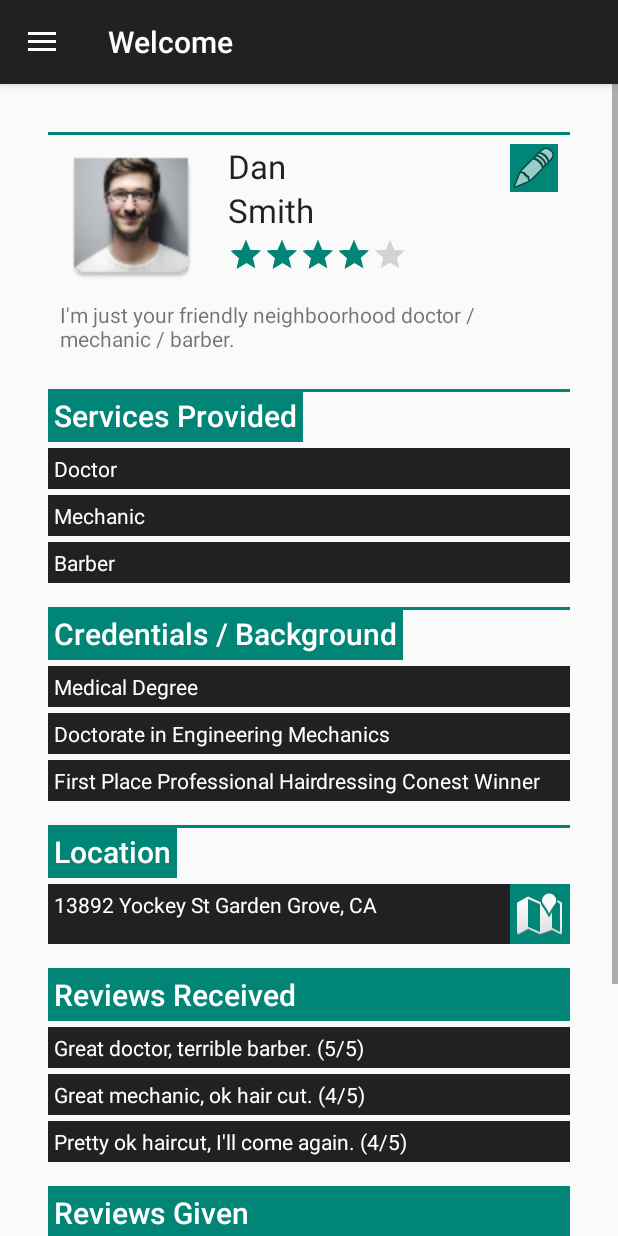
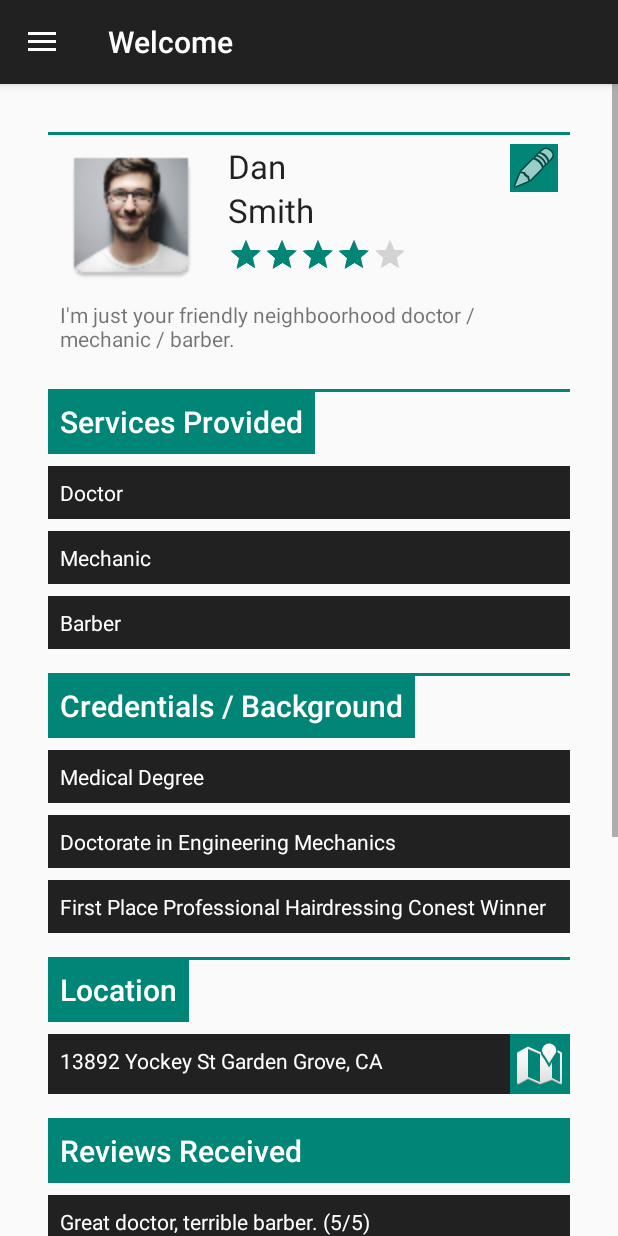
Before and after one commit to qbit-0/Congressional-App-Challenge, an Android app: the fragment ProfileFragment placed in its activity, on a phone screen of 412 x 824 dp. Run offline under Robolectric (Android 15) with nearby library versions, the phone set to English and light mode, and no system bars; 1 statement that could not run was skipped.

Commit message:
4dp to 8dp

```diff
--- a/ServiceNet/app/src/main/res/layout/profile.xml
+++ b/ServiceNet/app/src/main/res/layout/profile.xml
@@ -71,6 +71,8 @@
                     android:layout_height="55dp"
                     android:layout_marginStart="52dp"
                     android:layout_marginTop="48dp"
+                    android:isIndicator="true"
+                    android:numStars="5"
                     android:rating="4"
                     android:scaleX=".5"
                     android:scaleY=".5"
@@ -100,7 +102,7 @@
                     android:layout_width="wrap_content"
                     android:layout_height="wrap_content"
                     android:background="?attr/colorAccent"
-                    android:padding="4dp"
+                    android:padding="8dp"
                     android:text="Services Provided"
                     android:textAppearance="@android:style/TextAppearance.Material.Title"
                     android:textColor="?android:attr/textColorPrimaryInverse"/>
@@ -108,14 +110,14 @@
                 <LinearLayout
                     android:layout_width="match_parent"
                     android:layout_height="match_parent"
-                    android:layout_marginTop="4dp"
+                    android:layout_marginTop="8dp"
                     android:orientation="vertical">
 
                     <TextView
                         android:layout_width="match_parent"
                         android:layout_height="wrap_content"
                         android:background="?attr/colorPrimary"
-                        android:padding="4dp"
+                        android:padding="8dp"
                         android:text="Doctor"
                         android:textAppearance="@android:style/TextAppearance.Material.Body1"
                         android:textColor="?android:attr/textColorPrimaryInverse"/>
@@ -123,9 +125,9 @@
                     <TextView
                         android:layout_width="match_parent"
                         android:layout_height="wrap_content"
-                        android:layout_marginTop="4dp"
+                        android:layout_marginTop="8dp"
                         android:background="?attr/colorPrimary"
-                        android:padding="4dp"
+                        android:padding="8dp"
                         android:text="Mechanic"
                         android:textAppearance="@android:style/TextAppearance.Material.Body1"
                         android:textColor="?android:attr/textColorPrimaryInverse"/>
@@ -133,9 +135,9 @@
                     <TextView
                         android:layout_width="match_parent"
                         android:layout_height="wrap_content"
-                        android:layout_marginTop="4dp"
+                        android:layout_marginTop="8dp"
                         android:background="?attr/colorPrimary"
-                        android:padding="4dp"
+                        android:padding="8dp"
                         android:text="Barber"
                         android:textAppearance="@android:style/TextAppearance.Material.Body1"
                         android:textColor="?android:attr/textColorPrimaryInverse"/>
@@ -154,7 +156,7 @@
                     android:layout_width="wrap_content"
                     android:layout_height="wrap_content"
                     android:background="?attr/colorAccent"
-                    android:padding="4dp"
+                    android:padding="8dp"
                     android:text="Credentials / Background"
                     android:textAppearance="@android:style/TextAppearance.Material.Title"
                     android:textColor="?android:attr/textColorPrimaryInverse"/>
@@ -162,14 +164,14 @@
                 <LinearLayout
                     android:layout_width="match_parent"
                     android:layout_height="match_parent"
-                    android:layout_marginTop="4dp"
+                    android:layout_marginTop="8dp"
                     android:orientation="vertical">
 
                     <TextView
                         android:layout_width="match_parent"
                         android:layout_height="wrap_content"
                         android:background="?attr/colorPrimary"
-                        android:padding="4dp"
+                        android:padding="8dp"
                         android:text="Medical Degree"
                         android:textAppearance="@android:style/TextAppearance.Material.Body1"
                         android:textColor="?android:attr/textColorPrimaryInverse"/>
@@ -177,9 +179,9 @@
                     <TextView
                         android:layout_width="match_parent"
                         android:layout_height="wrap_content"
-                        android:layout_marginTop="4dp"
+                        android:layout_marginTop="8dp"
                         android:background="?attr/colorPrimary"
-                        android:padding="4dp"
+                        android:padding="8dp"
                         android:text="Doctorate in Engineering Mechanics"
                         android:textAppearance="@android:style/TextAppearance.Material.Body1"
                         android:textColor="?android:attr/textColorPrimaryInverse"/>
@@ -187,9 +189,9 @@
                     <TextView
                         android:layout_width="match_parent"
                         android:layout_height="wrap_content"
-                        android:layout_marginTop="4dp"
+                        android:layout_marginTop="8dp"
                         android:background="?attr/colorPrimary"
-                        android:padding="4dp"
+                        android:padding="8dp"
                         android:text="First Place Professional Hairdressing Conest Winner"
                         android:textAppearance="@android:style/TextAppearance.Material.Body1"
                         android:textColor="?android:attr/textColorPrimaryInverse"/>
@@ -209,7 +211,7 @@
                     android:layout_width="wrap_content"
                     android:layout_height="wrap_content"
                     android:background="?attr/colorAccent"
-                    android:padding="4dp"
+                    android:padding="8dp"
                     android:text="Location"
                     android:textAppearance="@android:style/TextAppearance.Material.Title"
                     android:textColor="?android:attr/textColorPrimaryInverse"/>
@@ -218,7 +220,7 @@
                     android:id="@+id/loc_content"
                     android:layout_width="match_parent"
                     android:layout_height="wrap_content"
-                    android:layout_marginTop="4dp"
+                    android:layout_marginTop="8dp"
                     android:orientation="horizontal">
 
                     <TextView
@@ -227,7 +229,7 @@
                         android:layout_height="match_parent"
                         android:layout_weight="1"
                         android:background="?attr/colorPrimary"
-                        android:padding="4dp"
+                        android:padding="8dp"
                         android:text="13892 Yockey St Garden Grove, CA"
                         android:textAppearance="@android:style/TextAppearance.Material.Body1"
                         android:textColor="?android:attr/textColorPrimaryInverse"/>
@@ -240,7 +242,7 @@
                         android:background="?attr/colorAccent"
                         app:layout_constraintEnd_toEndOf="parent"
                         app:srcCompat="@android:drawable/ic_dialog_map"
-                        tools:layout_editor_absoluteY="4dp"/>
+                        tools:layout_editor_absoluteY="8dp"/>
 
                 </LinearLayout>
 
@@ -257,7 +259,7 @@
                     android:layout_width="match_parent"
                     android:layout_height="wrap_content"
                     android:background="?attr/colorAccent"
-                    android:padding="4dp"
+                    android:padding="8dp"
                     android:text="Reviews Received"
                     android:textAppearance="@android:style/TextAppearance.Material.Title"
                     android:textColor="?android:attr/textColorPrimaryInverse"/>
@@ -265,14 +267,14 @@
                 <LinearLayout
                     android:layout_width="match_parent"
                     android:layout_height="match_parent"
-                    android:layout_marginTop="4dp"
+                    android:layout_marginTop="8dp"
                     android:orientation="vertical">
 
                     <TextView
                         android:layout_width="match_parent"
                         android:layout_height="wrap_content"
                         android:background="?attr/colorPrimary"
-                        android:padding="4dp"
+                        android:padding="8dp"
                         android:text="Great doctor, terrible barber. (5/5)"
                         android:textAppearance="@android:style/TextAppearance.Material.Body1"
                         android:textColor="?android:attr/textColorPrimaryInverse"/>
@@ -280,9 +282,9 @@
                     <TextView
                         android:layout_width="match_parent"
                         android:layout_height="wrap_content"
-                        android:layout_marginTop="4dp"
+                        android:layout_marginTop="8dp"
                         android:background="?attr/colorPrimary"
-                        android:padding="4dp"
+                        android:padding="8dp"
                         android:text="Great mechanic, ok hair cut. (4/5)"
                         android:textAppearance="@android:style/TextAppearance.Material.Body1"
                         android:textColor="?android:attr/textColorPrimaryInverse"/>
@@ -290,9 +292,9 @@
                     <TextView
                         android:layout_width="match_parent"
                         android:layout_height="wrap_content"
-                        android:layout_marginTop="4dp"
+                        android:layout_marginTop="8dp"
                         android:background="?attr/colorPrimary"
-                        android:padding="4dp"
+                        android:padding="8dp"
                         android:text="Pretty ok haircut, I'll come again. (4/5)"
                         android:textAppearance="@android:style/TextAppearance.Material.Body1"
                         android:textColor="?android:attr/textColorPrimaryInverse"/>
@@ -312,7 +314,7 @@
                     android:layout_width="match_parent"
                     android:layout_height="wrap_content"
                     android:background="?attr/colorAccent"
-                    android:padding="4dp"
+                    android:padding="8dp"
                     android:text="Reviews Given"
                     android:textAppearance="@android:style/TextAppearance.Material.Title"
                     android:textColor="?android:attr/textColorPrimaryInverse"/>
@@ -320,7 +322,7 @@
                 <LinearLayout
                     android:layout_width="match_parent"
                     android:layout_height="match_parent"
-                    android:layout_marginTop="4dp"
+                    android:layout_marginTop="8dp"
                     android:orientation="vertical">
 
                     <LinearLayout
@@ -333,7 +335,7 @@
                             android:layout_height="wrap_content"
                             android:layout_weight="2"
                             android:background="@android:color/holo_blue_dark"
-                            android:padding="4dp"
+                            android:padding="8dp"
                             android:text="Ken O’hara (Barber)"
                             android:textAppearance="@android:style/TextAppearance.Material.Body1"
                             android:textColor="?android:attr/textColorPrimaryInverse"/>
@@ -343,7 +345,7 @@
                             android:layout_height="wrap_content"
                             android:layout_weight="1"
                             android:background="?attr/colorPrimary"
-                            android:padding="4dp"
+                            android:padding="8dp"
                             android:text="I don’t cut my own hair, this guy is the second best barber in Garden Grove. (5/5) "
                             android:textAppearance="@android:style/TextAppearance.Material.Body1"
                             android:textColor="?android:attr/textColorPrimaryInverse"/>
@@ -353,7 +355,7 @@
                     <LinearLayout
                         android:layout_width="match_parent"
                         android:layout_height="match_parent"
-                        android:layout_marginTop="4dp"
+                        android:layout_marginTop="8dp"
                         android:orientation="vertical">
 
                         <TextView
@@ -361,7 +363,7 @@
                             android:layout_height="wrap_content"
                             android:layout_weight="2"
                             android:background="@android:color/holo_blue_dark"
-                            android:padding="4dp"
+                            android:padding="8dp"
                             android:text="Johnny Thai (Home Renovator)"
                             android:textAppearance="@android:style/TextAppearance.Material.Body1"
                             android:textColor="?android:attr/textColorPrimaryInverse"/>
@@ -371,7 +373,7 @@
                             android:layout_height="wrap_content"
                             android:layout_weight="1"
                             android:background="?attr/colorPrimary"
-                            android:padding="4dp"
+                            android:padding="8dp"
                             android:text="Did a great job fixing up my kitchen! Looks good as new! Just wished his pricing wasn’t so high (4/5)"
                             android:textAppearance="@android:style/TextAppearance.Material.Body1"
                             android:textColor="?android:attr/textColorPrimaryInverse"/>
--- a/ServiceNet/app/src/main/res/layout/search.xml
+++ b/ServiceNet/app/src/main/res/layout/search.xml
@@ -61,7 +61,7 @@
                 android:layout_width="match_parent"
                 android:layout_height="match_parent"
                 android:orientation="vertical"
-                android:visibility="visible">
+                android:visibility="invisible">
 
                 <android.support.constraint.ConstraintLayout
                     android:layout_width="match_parent"
```
Also changed, not shown: ServiceNet/app/src/main/res/layout/activity_match.xml (+22 -22 lines), ServiceNet/app/src/main/res/layout/activity_provider_profile.xml (+33 -33 lines), ServiceNet/app/src/main/res/layout/service.xml (+37 -37 lines), ServiceNet/app/src/main/res/layout/welcome.xml (+10 -6 lines).
